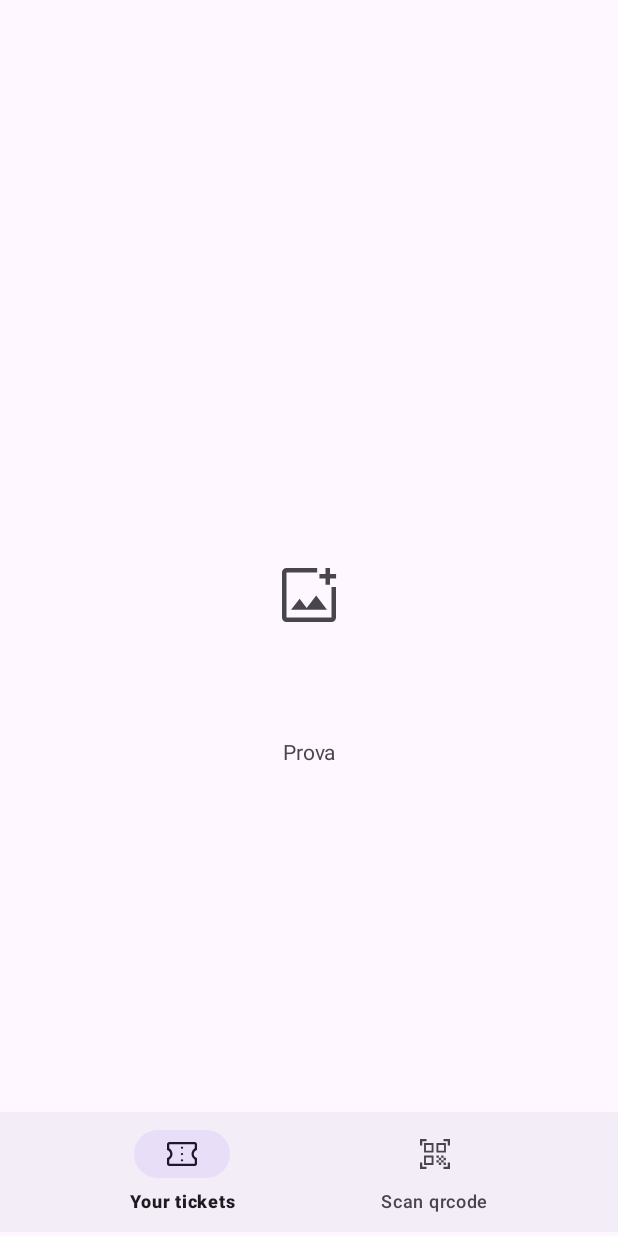
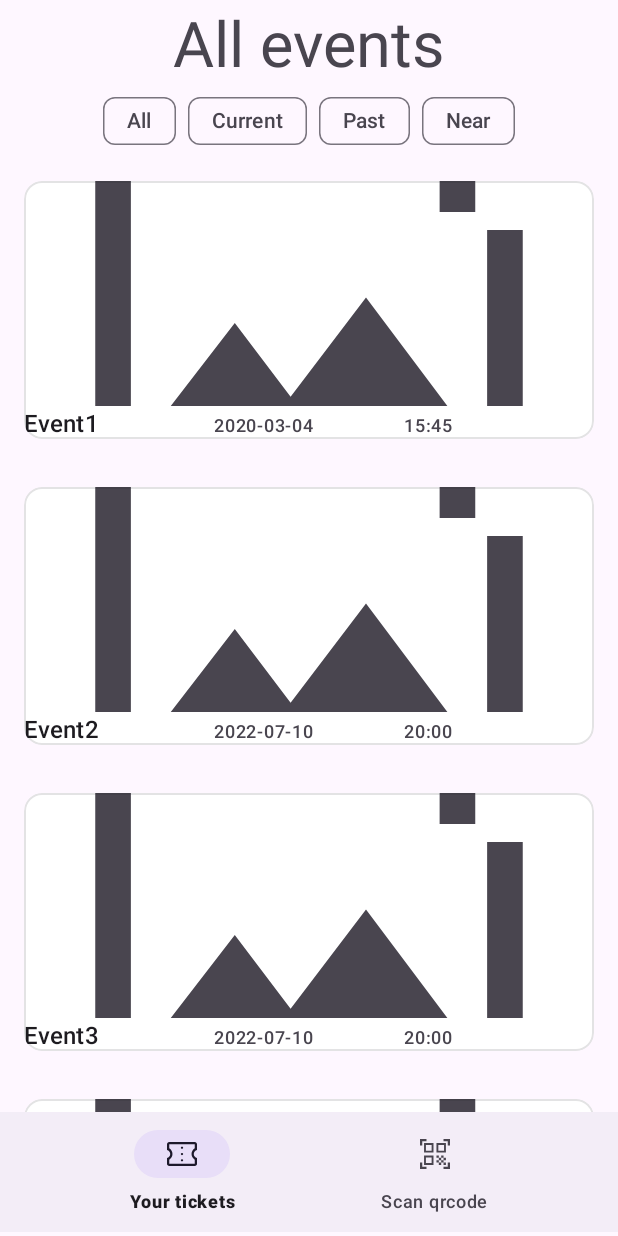
Before and after one commit to AlessandroZirondelli/TicketEventApp, an Android app: the RecyclerViewEventsFragment screen opened directly, with no data from a screen before it, on a phone screen of 412 x 824 dp. Run offline under Robolectric (Android 15) with nearby library versions, the phone set to English and light mode, and no system bars; our stand-ins replace Room's generated code; pictures from the network do not load; 1 statement that could not run was skipped.

Commit message:
fix error. Test recyclerview

```diff
--- a/app/src/main/java/com/example/ticketeventapp/model/home/recyclerview/EventsRecyclerView.java
+++ b/app/src/main/java/com/example/ticketeventapp/model/home/recyclerview/EventsRecyclerView.java
@@ -4,6 +4,10 @@ import android.app.Activity;
 import androidx.recyclerview.widget.RecyclerView;
 
 import com.example.ticketeventapp.R;
+import com.example.ticketeventapp.model.mng_events.Event;
+
+import java.util.ArrayList;
+import java.util.List;
 
 public class EventsRecyclerView {
     private Activity activity;
@@ -14,11 +18,26 @@ public class EventsRecyclerView {
     }
 
 
-    private void  setRecyclerView(){
+    public void  setRecyclerView(OnItemListener onItemListener){
         eventsRecyclerView = activity.findViewById(R.id.recycler_view_events);
         eventsRecyclerView.setHasFixedSize(true);
         // Here I should set Adapter to pass data to display
-        //EventItemAdapter eventItemAdapter = new EventItemAdapter();
-        //eventsRecyclerView.setAdapter(eventItemAdapter);
+        List<Event> eventList = new ArrayList<>();
+        Event event1 = new Event("Event1","","2020-03-04","15:45","","","add_photo_alternate","","");
+        Event event2 = new Event("Event2","","2022-07-10","20:00","","","add_photo_alternate","","");
+        Event event3 = new Event("Event3","","2022-07-10","20:00","","","add_photo_alternate","","");
+        Event event4 = new Event("Event4","","2022-07-10","20:00","","","add_photo_alternate","","");
+        Event event5 = new Event("Event5","","2022-07-10","20:00","","","add_photo_alternate","","");
+        Event event6 = new Event("Event6","","2022-07-10","20:00","","","add_photo_alternate","","");
+
+        eventList.add(event1);
+        eventList.add(event2);
+        eventList.add(event3);
+        eventList.add(event4);
+        eventList.add(event5);
+        eventList.add(event6);
+
+        EventItemAdapter eventItemAdapter = new EventItemAdapter(activity,eventList,onItemListener);
+        eventsRecyclerView.setAdapter(eventItemAdapter);
     }
 }
--- a/app/src/main/java/com/example/ticketeventapp/ui/home/fragment/RecyclerViewEventsFragment.java
+++ b/app/src/main/java/com/example/ticketeventapp/ui/home/fragment/RecyclerViewEventsFragment.java
@@ -1,22 +1,49 @@
 package com.example.ticketeventapp.ui.home.fragment;
 
+import android.app.Activity;
 import android.os.Bundle;
+import android.util.Log;
 import android.view.LayoutInflater;
 import android.view.View;
 import android.view.ViewGroup;
 
 import androidx.annotation.NonNull;
 import androidx.annotation.Nullable;
+import androidx.appcompat.app.AppCompatActivity;
 import androidx.fragment.app.Fragment;
 
 import com.example.ticketeventapp.R;
+import com.example.ticketeventapp.model.home.recyclerview.EventsRecyclerView;
+import com.example.ticketeventapp.model.home.recyclerview.OnItemListener;
 
 
-public class RecyclerViewEventsFragment extends Fragment {
+public class RecyclerViewEventsFragment extends Fragment implements OnItemListener {
+
+    private EventsRecyclerView eventsRecyclerView;
+
 
     @Nullable
     @Override
     public View onCreateView(@NonNull LayoutInflater inflater, @Nullable ViewGroup container, @Nullable Bundle savedInstanceState) {
-        return inflater.inflate(R.layout.testhomelist, container, false);
+        return inflater.inflate(R.layout.recycler_view_events_layout, container, false);
+    }
+
+    @Override
+    public void onViewCreated(@NonNull View view, @Nullable Bundle savedInstanceState) {
+        eventsRecyclerView = new EventsRecyclerView(getActivity());
+        eventsRecyclerView.setRecyclerView(this);
+        super.onViewCreated(view, savedInstanceState);
+    }
+
+    @Override
+    public void onItemClick(int position) {
+        Activity activity = getActivity();
+        if (activity != null){
+            /*Utilities.insertFragment((AppCompatActivity) activity, new DetailsFragment(),
+                    DetailsFragment.class.getSimpleName());*/
+
+            //listViewModel.setItemSelected(adapter.getItemSelected(position));
+            Log.e("HomeFragment","Clickato");
+        }
     }
 }
--- a/app/src/main/res/layout/recycler_view_events_layout.xml
+++ b/app/src/main/res/layout/recycler_view_events_layout.xml
@@ -67,7 +67,7 @@
                 android:layout_width="match_parent"
                 android:layout_height="wrap_content"
                 app:layoutManager="androidx.recyclerview.widget.LinearLayoutManager"
-                app:layout_anchor="@+id/recycler_view"
+                app:layout_anchor="@+id/recycler_view_events"
                 app:layout_anchorGravity="center"
                 tools:listitem="@layout/event_card_layout" />
 
```
